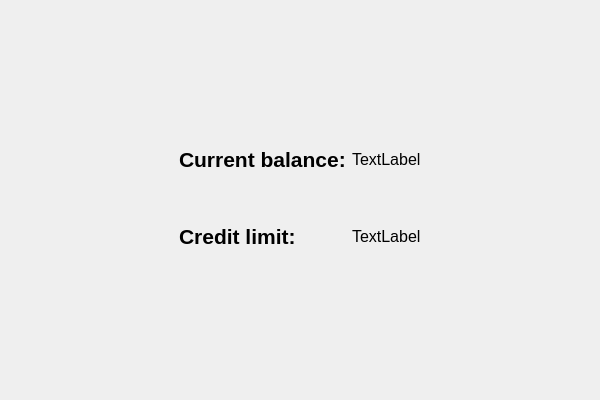
Before: the Qt Designer form frontend/BalanceWidget.ui in katerynabratiuk/ATM, drawn with Qt 5.
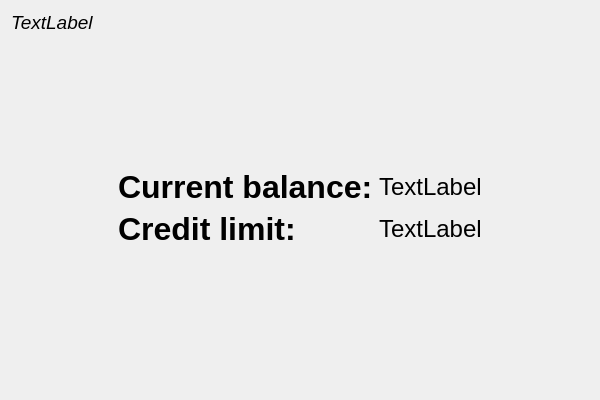
After: the same form once the commit is applied.

The edit to the form file:
```diff
--- a/frontend/BalanceWidget.ui
+++ b/frontend/BalanceWidget.ui
@@ -14,71 +14,13 @@
    <string>BalanceWidget</string>
   </property>
   <layout class="QGridLayout" name="gridLayout">
-   <item row="1" column="0">
-    <spacer name="horizontalSpacer">
-     <property name="orientation">
-      <enum>Qt::Orientation::Horizontal</enum>
-     </property>
-     <property name="sizeType">
-      <enum>QSizePolicy::Policy::Expanding</enum>
-     </property>
-     <property name="sizeHint" stdset="0">
-      <size>
-       <width>166</width>
-       <height>107</height>
-      </size>
-     </property>
-    </spacer>
-   </item>
-   <item row="0" column="1">
-    <spacer name="verticalSpacer_2">
-     <property name="orientation">
-      <enum>Qt::Orientation::Vertical</enum>
-     </property>
-     <property name="sizeHint" stdset="0">
-      <size>
-       <width>229</width>
-       <height>127</height>
-      </size>
-     </property>
-    </spacer>
-   </item>
    <item row="2" column="1">
-    <spacer name="verticalSpacer">
-     <property name="orientation">
-      <enum>Qt::Orientation::Vertical</enum>
-     </property>
-     <property name="sizeHint" stdset="0">
-      <size>
-       <width>229</width>
-       <height>127</height>
-      </size>
-     </property>
-    </spacer>
-   </item>
-   <item row="1" column="2">
-    <spacer name="horizontalSpacer_2">
-     <property name="orientation">
-      <enum>Qt::Orientation::Horizontal</enum>
-     </property>
-     <property name="sizeType">
-      <enum>QSizePolicy::Policy::Expanding</enum>
-     </property>
-     <property name="sizeHint" stdset="0">
-      <size>
-       <width>166</width>
-       <height>107</height>
-      </size>
-     </property>
-    </spacer>
-   </item>
-   <item row="1" column="1">
     <layout class="QFormLayout" name="formLayout">
-     <item row="0" column="0">
+     <item row="1" column="0">
       <widget class="QLabel" name="bTitle">
        <property name="font">
         <font>
-         <pointsize>16</pointsize>
+         <pointsize>24</pointsize>
          <italic>false</italic>
          <bold>true</bold>
         </font>
@@ -88,39 +30,11 @@
        </property>
       </widget>
      </item>
-     <item row="0" column="1">
-      <widget class="QLabel" name="bValue">
-       <property name="font">
-        <font>
-         <pointsize>12</pointsize>
-        </font>
-       </property>
-       <property name="text">
-        <string>TextLabel</string>
-       </property>
-      </widget>
-     </item>
      <item row="1" column="1">
-      <spacer name="verticalSpacer_4">
-       <property name="orientation">
-        <enum>Qt::Orientation::Vertical</enum>
-       </property>
-       <property name="sizeType">
-        <enum>QSizePolicy::Policy::Preferred</enum>
-       </property>
-       <property name="sizeHint" stdset="0">
-        <size>
-         <width>20</width>
-         <height>40</height>
-        </size>
-       </property>
-      </spacer>
-     </item>
-     <item row="2" column="1">
-      <widget class="QLabel" name="clValue">
+      <widget class="QLabel" name="bValue">
        <property name="font">
         <font>
-         <pointsize>12</pointsize>
+         <pointsize>18</pointsize>
         </font>
        </property>
        <property name="text">
@@ -128,27 +42,12 @@
        </property>
       </widget>
      </item>
-     <item row="1" column="0">
-      <spacer name="verticalSpacer_3">
-       <property name="orientation">
-        <enum>Qt::Orientation::Vertical</enum>
-       </property>
-       <property name="sizeType">
-        <enum>QSizePolicy::Policy::Preferred</enum>
-       </property>
-       <property name="sizeHint" stdset="0">
-        <size>
-         <width>20</width>
-         <height>40</height>
-        </size>
-       </property>
-      </spacer>
-     </item>
      <item row="2" column="0">
       <widget class="QLabel" name="clTitle">
        <property name="font">
         <font>
-         <pointsize>16</pointsize>
+         <pointsize>24</pointsize>
+         <italic>false</italic>
          <bold>true</bold>
         </font>
        </property>
@@ -157,8 +56,133 @@
        </property>
       </widget>
      </item>
+     <item row="2" column="1">
+      <widget class="QLabel" name="clValue">
+       <property name="font">
+        <font>
+         <pointsize>18</pointsize>
+        </font>
+       </property>
+       <property name="text">
+        <string>TextLabel</string>
+       </property>
+      </widget>
+     </item>
+     <item row="0" column="0">
+      <spacer name="verticalSpacer_3">
+       <property name="orientation">
+        <enum>Qt::Orientation::Vertical</enum>
+       </property>
+       <property name="sizeHint" stdset="0">
+        <size>
+         <width>20</width>
+         <height>40</height>
+        </size>
+       </property>
+      </spacer>
+     </item>
+     <item row="3" column="0">
+      <spacer name="verticalSpacer_4">
+       <property name="orientation">
+        <enum>Qt::Orientation::Vertical</enum>
+       </property>
+       <property name="sizeHint" stdset="0">
+        <size>
+         <width>20</width>
+         <height>40</height>
+        </size>
+       </property>
+      </spacer>
+     </item>
     </layout>
    </item>
+   <item row="3" column="1">
+    <spacer name="verticalSpacer">
+     <property name="orientation">
+      <enum>Qt::Orientation::Vertical</enum>
+     </property>
+     <property name="sizeHint" stdset="0">
+      <size>
+       <width>229</width>
+       <height>127</height>
+      </size>
+     </property>
+    </spacer>
+   </item>
+   <item row="1" column="1">
+    <spacer name="verticalSpacer_2">
+     <property name="orientation">
+      <enum>Qt::Orientation::Vertical</enum>
+     </property>
+     <property name="sizeHint" stdset="0">
+      <size>
+       <width>229</width>
+       <height>127</height>
+      </size>
+     </property>
+    </spacer>
+   </item>
+   <item row="2" column="2">
+    <spacer name="horizontalSpacer_2">
+     <property name="orientation">
+      <enum>Qt::Orientation::Horizontal</enum>
+     </property>
+     <property name="sizeType">
+      <enum>QSizePolicy::Policy::Expanding</enum>
+     </property>
+     <property name="sizeHint" stdset="0">
+      <size>
+       <width>166</width>
+       <height>107</height>
+      </size>
+     </property>
+    </spacer>
+   </item>
+   <item row="0" column="0" colspan="3">
+    <widget class="QLabel" name="label">
+     <property name="font">
+      <font>
+       <pointsize>14</pointsize>
+       <italic>true</italic>
+      </font>
+     </property>
+     <property name="text">
+      <string>TextLabel</string>
+     </property>
+    </widget>
+   </item>
+   <item row="2" column="0">
+    <spacer name="horizontalSpacer">
+     <property name="orientation">
+      <enum>Qt::Orientation::Horizontal</enum>
+     </property>
+     <property name="sizeType">
+      <enum>QSizePolicy::Policy::Expanding</enum>
+     </property>
+     <property name="sizeHint" stdset="0">
+      <size>
+       <width>166</width>
+       <height>107</height>
+      </size>
+     </property>
+    </spacer>
+   </item>
+   <item row="4" column="1">
+    <spacer name="verticalSpacer_5">
+     <property name="orientation">
+      <enum>Qt::Orientation::Vertical</enum>
+     </property>
+     <property name="sizeType">
+      <enum>QSizePolicy::Policy::Preferred</enum>
+     </property>
+     <property name="sizeHint" stdset="0">
+      <size>
+       <width>20</width>
+       <height>40</height>
+      </size>
+     </property>
+    </spacer>
+   </item>
   </layout>
  </widget>
  <layoutdefault spacing="6" margin="11"/>
```
